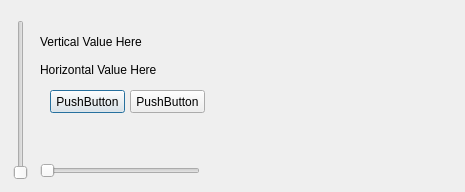
Before: the Qt Designer form 02.11 SliderDial/sliderDialTest.ui in SebinLee/PyQt5forBeginner, drawn with Qt 5.
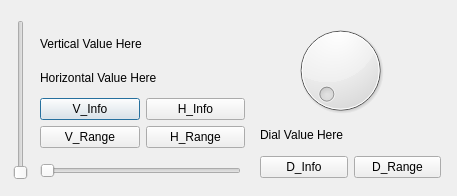
After: the same form once the commit is applied.

The edit to the form file:
```diff
--- a/02.11 SliderDial/sliderDialTest.ui
+++ b/02.11 SliderDial/sliderDialTest.ui
@@ -6,8 +6,8 @@
    <rect>
     <x>0</x>
     <y>0</y>
-    <width>465</width>
-    <height>192</height>
+    <width>457</width>
+    <height>196</height>
    </rect>
   </property>
   <property name="windowTitle">
@@ -18,7 +18,7 @@
     <rect>
      <x>40</x>
      <y>160</y>
-     <width>160</width>
+     <width>201</width>
      <height>22</height>
     </rect>
    </property>
@@ -39,39 +39,13 @@
     <enum>Qt::Vertical</enum>
    </property>
   </widget>
-  <widget class="QPushButton" name="pushButton">
-   <property name="geometry">
-    <rect>
-     <x>50</x>
-     <y>90</y>
-     <width>75</width>
-     <height>23</height>
-    </rect>
-   </property>
-   <property name="text">
-    <string>PushButton</string>
-   </property>
-  </widget>
-  <widget class="QPushButton" name="pushButton_2">
-   <property name="geometry">
-    <rect>
-     <x>130</x>
-     <y>90</y>
-     <width>75</width>
-     <height>23</height>
-    </rect>
-   </property>
-   <property name="text">
-    <string>PushButton</string>
-   </property>
-  </widget>
-  <widget class="QWidget" name="">
+  <widget class="QWidget" name="layoutWidget">
    <property name="geometry">
     <rect>
      <x>40</x>
      <y>30</y>
-     <width>161</width>
-     <height>51</height>
+     <width>205</width>
+     <height>118</height>
     </rect>
    </property>
    <layout class="QVBoxLayout" name="verticalLayout">
@@ -88,6 +62,96 @@
        <string>Horizontal Value Here</string>
       </property>
      </widget>
+    </item>
+    <item>
+     <layout class="QHBoxLayout" name="horizontalLayout">
+      <item>
+       <layout class="QVBoxLayout" name="verticalLayout_2">
+        <item>
+         <widget class="QPushButton" name="btn_vInfo">
+          <property name="text">
+           <string>V_Info</string>
+          </property>
+         </widget>
+        </item>
+        <item>
+         <widget class="QPushButton" name="btn_vValue">
+          <property name="text">
+           <string>V_Range</string>
+          </property>
+         </widget>
+        </item>
+       </layout>
+      </item>
+      <item>
+       <layout class="QVBoxLayout" name="verticalLayout_3">
+        <item>
+         <widget class="QPushButton" name="btn_hInfo">
+          <property name="text">
+           <string>H_Info</string>
+          </property>
+         </widget>
+        </item>
+        <item>
+         <widget class="QPushButton" name="btn_hValue">
+          <property name="text">
+           <string>H_Range</string>
+          </property>
+         </widget>
+        </item>
+       </layout>
+      </item>
+     </layout>
+    </item>
+   </layout>
+  </widget>
+  <widget class="QDial" name="dial_Test">
+   <property name="geometry">
+    <rect>
+     <x>290</x>
+     <y>20</y>
+     <width>101</width>
+     <height>101</height>
+    </rect>
+   </property>
+   <property name="orientation">
+    <enum>Qt::Horizontal</enum>
+   </property>
+  </widget>
+  <widget class="QWidget" name="">
+   <property name="geometry">
+    <rect>
+     <x>260</x>
+     <y>120</y>
+     <width>181</width>
+     <height>58</height>
+    </rect>
+   </property>
+   <layout class="QVBoxLayout" name="verticalLayout_4">
+    <item>
+     <widget class="QLabel" name="lbl_dial">
+      <property name="text">
+       <string>Dial Value Here</string>
+      </property>
+     </widget>
+    </item>
+    <item>
+     <layout class="QHBoxLayout" name="horizontalLayout_2">
+      <item>
+       <widget class="QPushButton" name="btn_dInfo">
+        <property name="text">
+         <string>D_Info</string>
+        </property>
+       </widget>
+      </item>
+      <item>
+       <widget class="QPushButton" name="btn_dValue">
+        <property name="text">
+         <string>D_Range</string>
+        </property>
+       </widget>
+      </item>
+     </layout>
     </item>
    </layout>
   </widget>
```
